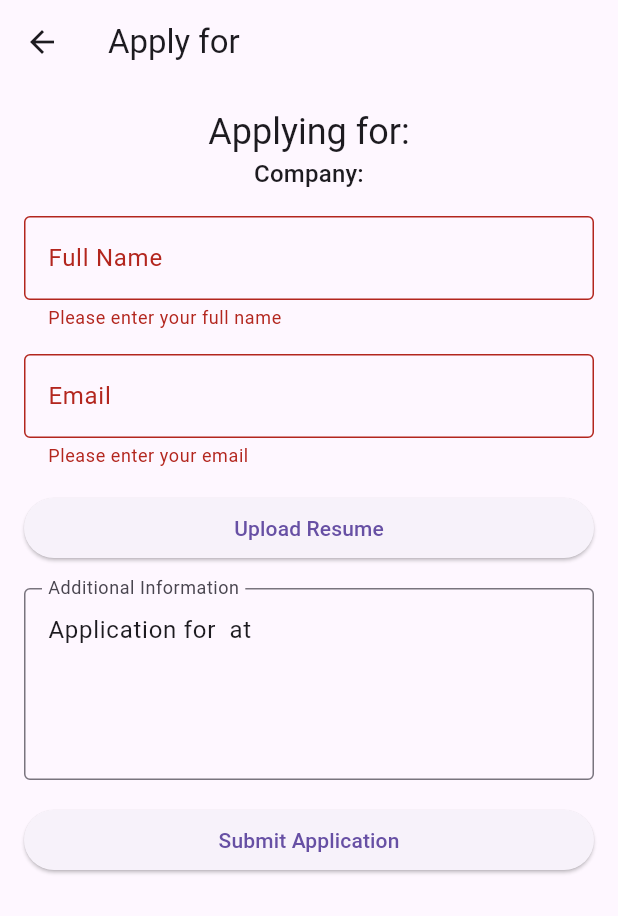
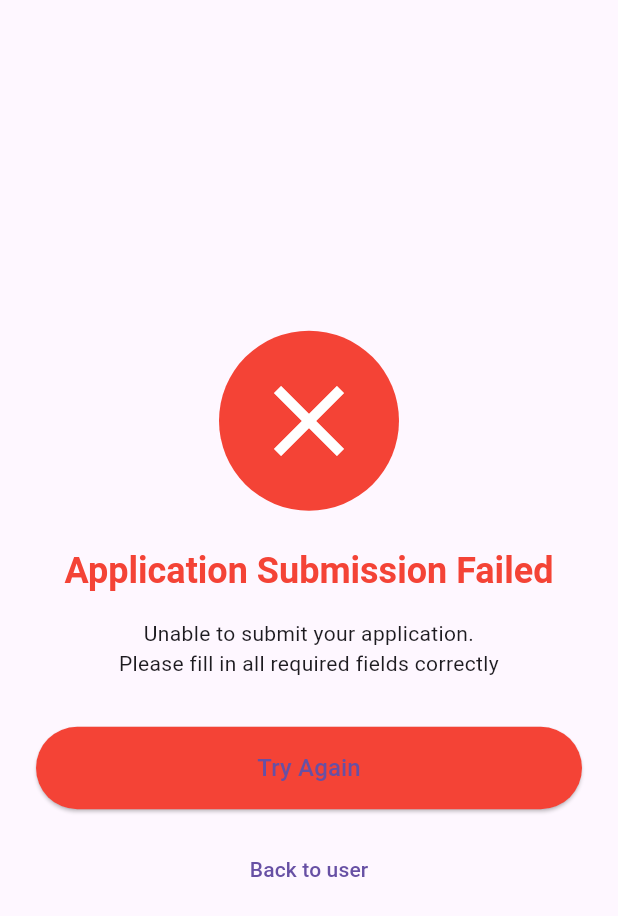
Before and after one commit to BoomPaYe/hatkaapplication, a Flutter app: the JobApplicationForm screen opened directly with empty values, after a tap on "Submit Application", on a phone screen of 412 x 824 dp. Shown: the top 916 px of the screen. Run offline on Flutter 3.47's test engine with Material 3 defaults, Android fonts, the phone set to English and light mode, and no system bars; our stand-ins replace cloud_firestore, file_picker, firebase_auth, firebase_core, image_picker, timeago; accounts and stored records are empty.

Commit message:
first commit

```diff
--- a/lib/user/Applications.dart
+++ b/lib/user/Applications.dart
@@ -6,7 +6,7 @@ import 'package:file_picker/file_picker.dart';
 import 'package:http/http.dart' as http;
 import 'dart:convert';
 
-// Modify Job class to accept a map
+// Job class
 class Job {
   final String id;
   final String title;
@@ -15,11 +15,11 @@ class Job {
   Job.fromMap(Map<String, dynamic> map)
       : id = map['id'] ?? '',
         title = map['title'] ?? 'Untitled Job',
-        company = map['companyName'] ?? map['company'] ?? 'Unknown Company';
+        company = map['name'] ?? map['company'] ?? 'Unknown Company';
 }
 
+// Job Application Form
 class JobApplicationForm extends StatefulWidget {
-  // Change to accept Map<String, dynamic>
   final Map<String, dynamic> job;
 
   const JobApplicationForm({Key? key, required this.job}) : super(key: key);
@@ -34,7 +34,8 @@ class _JobApplicationFormState extends State<JobApplicationForm> {
   // Controllers for text fields
   final TextEditingController _fullNameController = TextEditingController();
   final TextEditingController _emailController = TextEditingController();
-  final TextEditingController _additionalTextController = TextEditingController();
+  final TextEditingController _additionalTextController =
+      TextEditingController();
 
   // File variable for resume
   File? _resumeFile;
@@ -43,7 +44,8 @@ class _JobApplicationFormState extends State<JobApplicationForm> {
   bool _isSubmitting = false;
 
   // Cloudinary configuration - REPLACE WITH YOUR ACTUAL DETAILS
-  final String cloudinaryUrl = 'https://api.cloudinary.com/v1_1/dbo1t0quj/upload';
+  final String cloudinaryUrl =
+      'https://api.cloudinary.com/v1_1/dbo1t0quj/upload';
   final String uploadPreset = 'pdfapplication';
 
   late Job _jobInstance;
@@ -55,18 +57,18 @@ class _JobApplicationFormState extends State<JobApplicationForm> {
     _jobInstance = Job.fromMap(widget.job);
 
     // Optionally pre-fill additional text with job details
-    _additionalTextController.text = 'Application for ${_jobInstance.title} at ${_jobInstance.company}';
+    _additionalTextController.text =
+        'Application for ${_jobInstance.title} at ${_jobInstance.company}';
   }
 
   Future<String?> _uploadToCloudinary(File file) async {
     try {
       var request = http.MultipartRequest('POST', Uri.parse(cloudinaryUrl));
       request.fields['upload_preset'] = uploadPreset;
-      request.fields['folder'] = 'resumes'; // Optional: organize uploads in a folder
+      request.fields['folder'] =
+          'resumes'; // Optional: organize uploads in a folder
 
-      request.files.add(
-        await http.MultipartFile.fromPath('file', file.path)
-      );
+      request.files.add(await http.MultipartFile.fromPath('file', file.path));
 
       var response = await request.send();
 
@@ -105,9 +107,10 @@ class _JobApplicationFormState extends State<JobApplicationForm> {
     // Check if user is authenticated
     User? currentUser = FirebaseAuth.instance.currentUser;
     if (currentUser == null) {
-      ScaffoldMessenger.of(context).showSnackBar(
-        SnackBar(content: Text('Please log in to submit an application')),
-      );
+      Navigator.of(context).pushReplacement(MaterialPageRoute(
+          builder: (context) => ApplicationResultScreen(
+              isSuccess: false,
+              errorMessage: 'Please log in to submit an application')));
       return;
     }
 
@@ -116,15 +119,10 @@ class _JobApplicationFormState extends State<JobApplicationForm> {
 
     // Validate form
     if (!_formKey.currentState!.validate()) {
-      print('Form validation failed');
-      return;
-    }
-
-    // Check if all required fields are filled
-    if (_fullNameController.text.isEmpty || _emailController.text.isEmpty) {
-      ScaffoldMessenger.of(context).showSnackBar(
-        SnackBar(content: Text('Please fill in all required fields')),
-      );
+      Navigator.of(context).pushReplacement(MaterialPageRoute(
+          builder: (context) => ApplicationResultScreen(
+              isSuccess: false,
+              errorMessage: 'Please fill in all required fields correctly')));
       return;
     }
 
@@ -139,12 +137,9 @@ class _JobApplicationFormState extends State<JobApplicationForm> {
         resumeUrl = await _uploadToCloudinary(_resumeFile!);
 
         if (resumeUrl == null) {
-          ScaffoldMessenger.of(context).showSnackBar(
-            SnackBar(content: Text('Failed to upload resume')),
-          );
-          setState(() {
-            _isSubmitting = false;
-          });
+          Navigator.of(context).pushReplacement(MaterialPageRoute(
+              builder: (context) => ApplicationResultScreen(
+                  isSuccess: false, errorMessage: 'Failed to upload resume')));
           return;
         }
       }
@@ -157,7 +152,7 @@ class _JobApplicationFormState extends State<JobApplicationForm> {
           .add({
         'jobId': _jobInstance.id,
         'jobTitle': _jobInstance.title,
-        'jobCompany': _jobInstance.company,
+        'Company': _jobInstance.company,
         'fullName': _fullNameController.text,
         'email': _emailController.text,
         'additionalText': _additionalTextController.text,
@@ -166,19 +161,14 @@ class _JobApplicationFormState extends State<JobApplicationForm> {
         'status': 'pending', // Optional: add a status field
       });
 
-      // Show success dialog
-      ScaffoldMessenger.of(context).showSnackBar(
-        SnackBar(content: Text('Application submitted successfully!')),
-      );
-
-      // Navigate back to previous screen
-      Navigator.pop(context);
+      // Navigate to success screen
+      Navigator.of(context).pushReplacement(MaterialPageRoute(
+          builder: (context) => ApplicationResultScreen(isSuccess: true)));
     } catch (e) {
-      // Show detailed error
-      print('Submission error: $e');
-      ScaffoldMessenger.of(context).showSnackBar(
-        SnackBar(content: Text('Failed to submit application: $e')),
-      );
+      // Navigate to failure screen with error message
+      Navigator.of(context).pushReplacement(MaterialPageRoute(
+          builder: (context) => ApplicationResultScreen(
+              isSuccess: false, errorMessage: e.toString())));
     } finally {
       setState(() {
         _isSubmitting = false;
@@ -235,7 +225,8 @@ class _JobApplicationFormState extends State<JobApplicationForm> {
                     return 'Please enter your email';
                   }
                   // Basic email validation
-                  final emailRegex = RegExp(r'^[\w-\.]+@([\w-]+\.)+[\w-]{2,4}$');
+                  final emailRegex =
+                      RegExp(r'^[\w-\.]+@([\w-]+\.)+[\w-]{2,4}$');
                   if (!emailRegex.hasMatch(value)) {
                     return 'Please enter a valid email';
                   }
@@ -270,3 +261,95 @@ class _JobApplicationFormState extends State<JobApplicationForm> {
     );
   }
 }
+
+// Application Result Screen
+class ApplicationResultScreen extends StatelessWidget {
+  final bool isSuccess;
+  final String? errorMessage;
+
+  const ApplicationResultScreen(
+      {Key? key, required this.isSuccess, this.errorMessage})
+      : super(key: key);
+
+  @override
+  Widget build(BuildContext context) {
+    return Scaffold(
+      body: Center(
+        child: Padding(
+          padding: const EdgeInsets.all(24.0),
+          child: Column(
+            mainAxisAlignment: MainAxisAlignment.center,
+            crossAxisAlignment: CrossAxisAlignment.stretch,
+            children: [
+              // Circular icon based on success/failure
+              CircleAvatar(
+                radius: 60,
+                backgroundColor: isSuccess ? Colors.blue : Colors.red,
+                child: Icon(
+                  isSuccess ? Icons.check : Icons.close,
+                  color: Colors.white,
+                  size: 80,
+                ),
+              ),
+              SizedBox(height: 24),
+
+              // Title based on success/failure
+              Text(
+                isSuccess
+                    ? 'Congratulations!'
+                    : 'Application Submission Failed',
+                style: Theme.of(context).textTheme.headlineSmall?.copyWith(
+                      fontWeight: FontWeight.bold,
+                      color: isSuccess ? Colors.blue : Colors.red,
+                    ),
+                textAlign: TextAlign.center,
+              ),
+              SizedBox(height: 16),
+
+              // Description text
+              Text(
+                isSuccess
+                    ? 'Your application has been successfully sent!\nYou can check your application on the menu profile.'
+                    : 'Unable to submit your application.\n${errorMessage ?? 'Please try again later.'}',
+                style: Theme.of(context).textTheme.bodyMedium,
+                textAlign: TextAlign.center,
+              ),
+              SizedBox(height: 32),
+
+              // Action buttons
+              ElevatedButton(
+                onPressed: () {
+                  // Navigate to My Applications or dismiss
+                  if (isSuccess) {
+                    // Replace with your actual navigation to applications page
+                    Navigator.of(context).pushNamedAndRemoveUntil(
+                        '/my-applications', (route) => false);
+                  } else {
+                    // Typically, just pop back to previous screen
+                    Navigator.of(context).pop();
+                  }
+                },
+                style: ElevatedButton.styleFrom(
+                  backgroundColor: isSuccess ? Colors.blue : Colors.red,
+                  padding: EdgeInsets.symmetric(vertical: 16),
+                ),
+                child: Text(
+                  isSuccess ? 'Go to My Applications' : 'Try Again',
+                  style: TextStyle(fontSize: 16),
+                ),
+              ),
+              SizedBox(height: 16),
+              TextButton(
+                onPressed: () {
+                  // Always allow cancelling/going back
+                  Navigator.of(context).pop();
+                },
+                child: Text('Back to user'),
+              ),
+            ],
+          ),
+        ),
+      ),
+    );
+  }
+}
--- a/lib/user/Profile_screen.dart
+++ b/lib/user/Profile_screen.dart
@@ -2,6 +2,7 @@ import 'package:flutter/material.dart';
 import 'package:firebase_auth/firebase_auth.dart';
 import 'package:cloud_firestore/cloud_firestore.dart';
 import 'package:hatka/Screen/login_screen.dart';
+import 'package:hatka/user/My_Application.dart';
 import 'package:hatka/user/ProfileMain_screen.dart';
 import 'package:image_picker/image_picker.dart';
 import 'package:hatka/user/Bookmark_screen.dart';
@@ -186,7 +187,7 @@ class _ProfileScreenState extends State<ProfileScreen> {
       Navigator.push(
         context,
         MaterialPageRoute(
-          builder: (context) => DetailScreen(title: 'My Application'),
+          builder: (context) => MyApplicationsScreen(),
         ),
       );
     } else if (screenName == 'Bookmark') {
```
Also changed, not shown: lib/user/My_Application.dart (added, +313 -0 lines), 4 other files.
